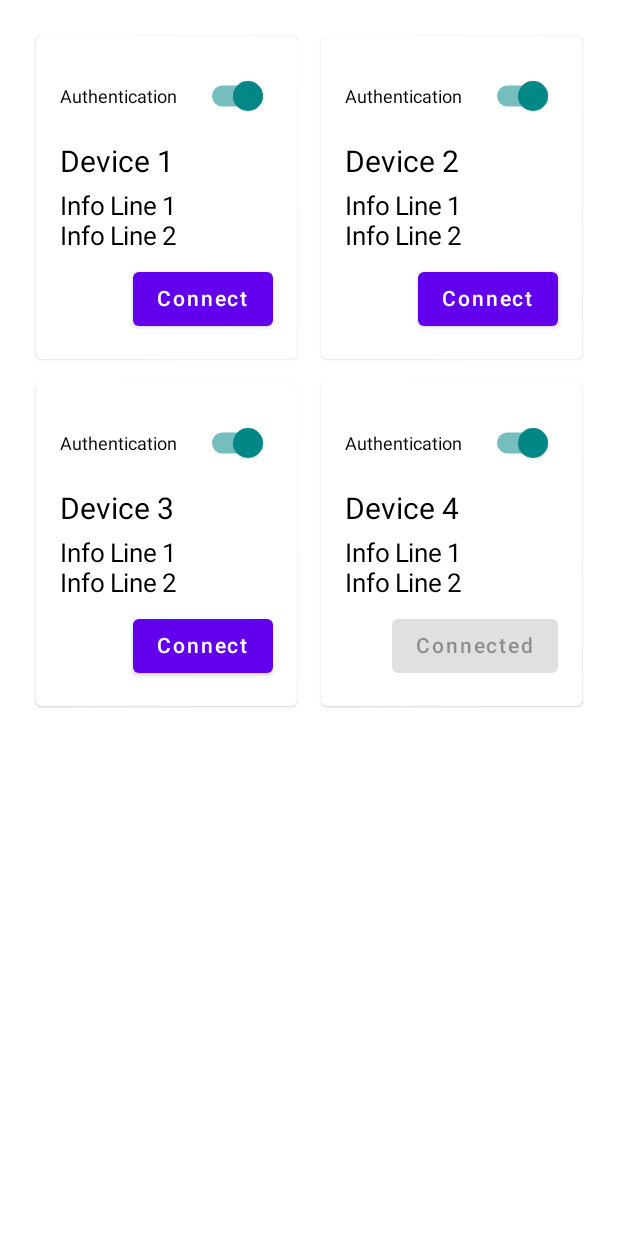
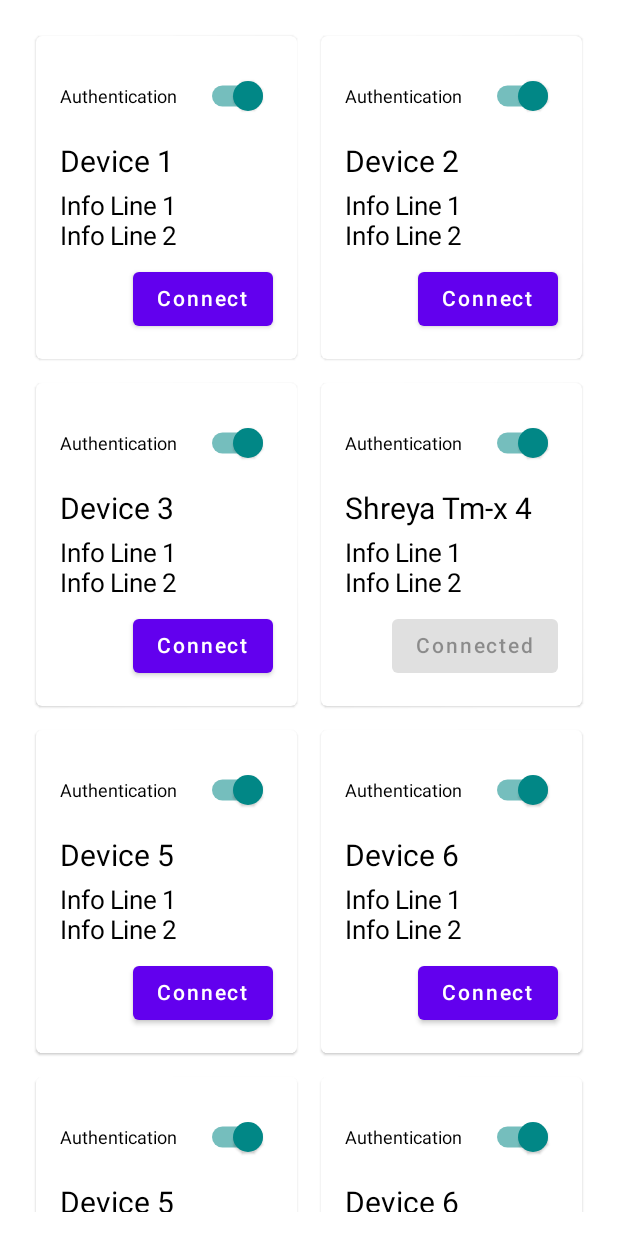
Before and after one commit to Shreya-ray1206/TM-X, an Android app built with Jetpack Compose: the composable Content shown on its own in the app's theme, on a phone screen of 412 x 824 dp. Run offline under Robolectric (Android 15) with nearby library versions, the phone set to English and light mode, and no system bars.

Commit message:
Ui made for Device screen , navigation done , each card for a device and etc

```diff
--- a/composeApp/src/androidMain/kotlin/org/kibbcom/tm_x/MainActivity.kt
+++ b/composeApp/src/androidMain/kotlin/org/kibbcom/tm_x/MainActivity.kt
@@ -4,6 +4,7 @@ import android.os.Bundle
 import androidx.activity.ComponentActivity
 import androidx.activity.compose.setContent
 import androidx.compose.runtime.Composable
+import androidx.compose.runtime.remember
 import androidx.compose.ui.tooling.preview.Preview
 
 class MainActivity : ComponentActivity() {
@@ -11,7 +12,7 @@ class MainActivity : ComponentActivity() {
         super.onCreate(savedInstanceState)
 
         setContent {
-            App()
+            App(navigationState = remember { NavigationState() })
         }
     }
 }
--- a/composeApp/src/commonMain/kotlin/org/kibbcom/tm_x/App.kt
+++ b/composeApp/src/commonMain/kotlin/org/kibbcom/tm_x/App.kt
@@ -36,6 +36,9 @@ import androidx.compose.material.Scaffold
 import androidx.compose.material.TopAppBar
 import androidx.compose.material.icons.Icons
 import androidx.compose.material.icons.filled.Add
+import androidx.compose.material.icons.filled.Home
+import androidx.compose.material.icons.filled.LocationOn
+import androidx.compose.material.icons.filled.Phone
 import androidx.compose.ui.draw.clip
 import androidx.compose.ui.graphics.Color
 import androidx.compose.ui.unit.sp
@@ -47,15 +50,6 @@ import androidx.compose.ui.unit.sp
 @Composable
 @Preview
 fun App(navigationState: NavigationState = remember { NavigationState() } ) {
-//    MaterialTheme {
-//        Column(
-//            modifier = Modifier.fillMaxSize()
-//        ) {
-//            Header()
-//            Content()
-////            Footer()
-//        }
-//    }
     Scaffold (
         topBar = {
             TopAppBar(
@@ -70,7 +64,7 @@ fun App(navigationState: NavigationState = remember { NavigationState() } ) {
         bottomBar = { Footer(navigationState) }
     ){
             innerPadding ->
-//        Navigation(navigationState, Modifier.padding(innerPadding))
+        Navigation(navigationState, Modifier.padding(innerPadding))
     }
 
 }
@@ -93,10 +87,15 @@ fun Footer(navigationState: NavigationState){
     val items = listOf(Screen.Device, Screen.Beacon)
     val selectedItem = navigationState.currentScreen
 
-    BottomNavigation() {
+    BottomNavigation {
         items.forEach { screen ->
             BottomNavigationItem(
-                icon = { Icon(Icons.Default.Add, contentDescription = screen.toString()) },
+                icon = {
+                    when (screen) {
+                        is Screen.Device -> Icon(Icons.Default.Home, contentDescription = screen.toString())
+                        is Screen.Beacon -> Icon(Icons.Default.LocationOn, contentDescription = screen.toString())
+                    }
+                },
                 label = { Text(screen.toString()) },
                 selected = selectedItem == screen,
                 onClick = { navigationState.navigateTo(screen) }
@@ -104,6 +103,37 @@ fun Footer(navigationState: NavigationState){
         }
     }
 
+}
+
+@Composable
+fun Navigation(navigationState: NavigationState, modifier: Modifier = Modifier) {
+    when (navigationState.currentScreen) {
+        is Screen.Device -> DeviceScreen()
+        is Screen.Beacon -> BeaconScreen()
+    }
+}
+
+@Composable
+fun DeviceScreen() {
+    Column(
+        modifier = Modifier
+            .fillMaxSize()
+            .padding(16.dp)
+    ) {
+        Header()
+        Content()
+    }
+}
+
+
+@Composable
+fun BeaconScreen() {
+    Box(
+        modifier = Modifier.fillMaxSize(),
+        contentAlignment = Alignment.Center
+    ) {
+        Text("Beacon Screen", fontSize = 24.sp)
+    }
 }
 
 @Composable
@@ -195,11 +225,43 @@ fun DeviceGrid() {
         ),
         Device(
             id = "4",
-            name = "Device 4",
+            name = "Shreya Tm-x 4",
             infoLine1 = "Info Line 1",
             infoLine2 = "Info Line 2",
             isAuthenticated = true,
             isConnected = true
+        ),
+        Device(
+            id = "5",
+            name = "Device 5",
+            infoLine1 = "Info Line 1",
+            infoLine2 = "Info Line 2",
+            isAuthenticated = true,
+            isConnected = false
+        ),
+        Device(
+            id = "6",
+            name = "Device 6",
+            infoLine1 = "Info Line 1",
+            infoLine2 = "Info Line 2",
+            isAuthenticated = true,
+            isConnected = false
+        ),
+        Device(
+            id = "7",
+            name = "Device 5",
+            infoLine1 = "Info Line 1",
+            infoLine2 = "Info Line 2",
+            isAuthenticated = true,
+            isConnected = false
+        ),
+        Device(
+            id = "8",
+            name = "Device 6",
+            infoLine1 = "Info Line 1",
+            infoLine2 = "Info Line 2",
+            isAuthenticated = true,
+            isConnected = false
         )
     )
 
```
Also changed, not shown: composeApp/src/commonMain/kotlin/org/kibbcom/tm_x/NavigationState.kt (+6 -2 lines), 2 other files.
